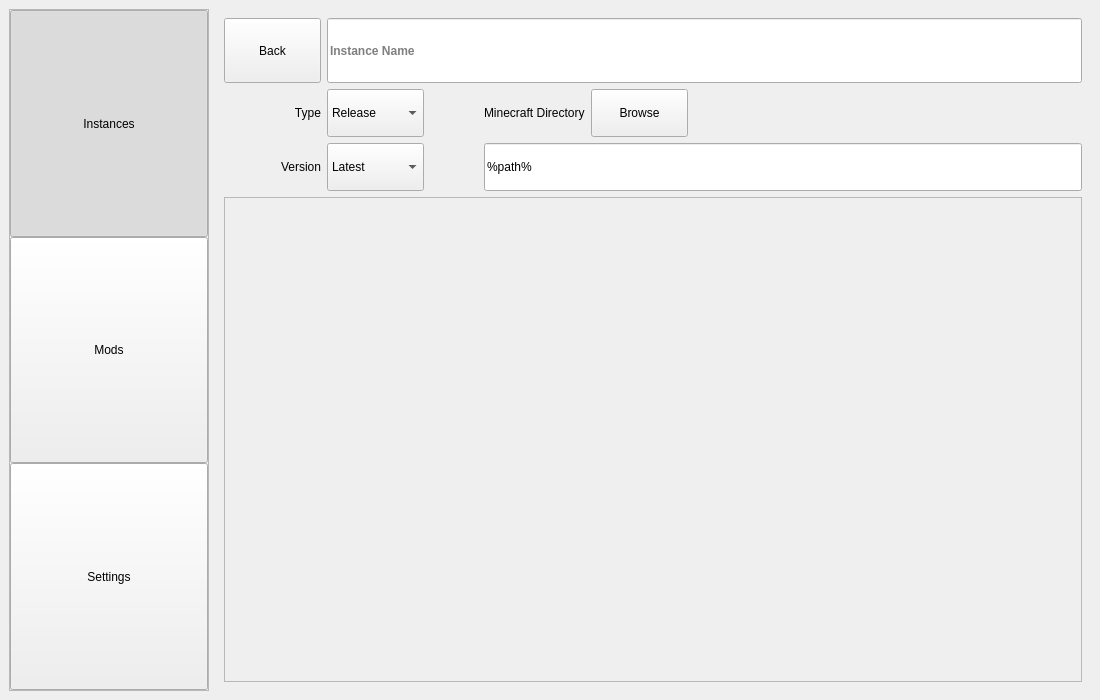
shueppin/PackedMC, file interface/interface.ui: the form before one commit.
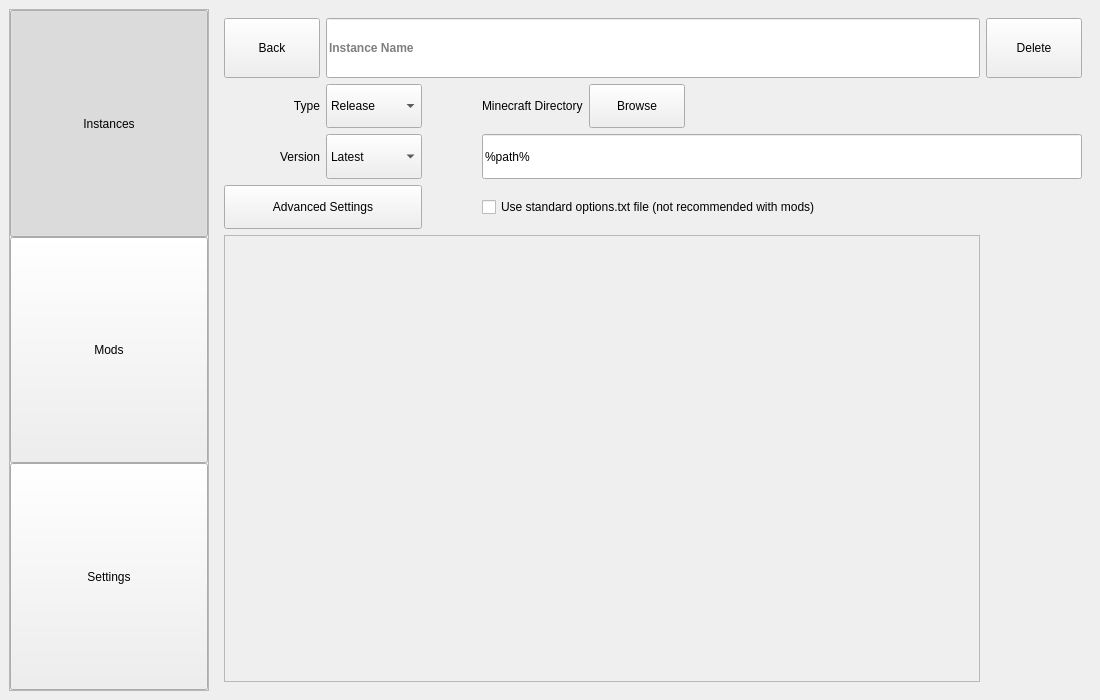
The form after the commit.

Commit message: Added instance creation and display and changed page showing logic + small bugfixes

Patch:
```diff
--- a/interface/interface.ui
+++ b/interface/interface.ui
@@ -165,8 +165,8 @@
        </widget>
       </widget>
       <widget class="QWidget" name="INSTANCE_EDIT_PAGE">
-       <layout class="QGridLayout" name="gridLayout" rowstretch="4,3,3,30" columnstretch="2,2,1,2,2,8">
-        <item row="3" column="0" colspan="6">
+       <layout class="QGridLayout" name="gridLayout" rowstretch="4,3,3,3,30" columnstretch="2,2,1,2,2,6,2" rowminimumheight="0,0,0,0,0">
+        <item row="4" column="0" colspan="6">
          <widget class="QFrame" name="INSTANCE_MODS_PLACEHOLDER">
           <property name="frameShape">
            <enum>QFrame::StyledPanel</enum>
@@ -176,154 +176,6 @@
           </property>
          </widget>
         </item>
-        <item row="2" column="0">
-         <widget class="QLabel" name="label_7">
-          <property name="text">
-           <string>Version</string>
-          </property>
-          <property name="alignment">
-           <set>Qt::AlignRight|Qt::AlignTrailing|Qt::AlignVCenter</set>
-          </property>
-         </widget>
-        </item>
-        <item row="1" column="0">
-         <widget class="QLabel" name="label_2">
-          <property name="text">
-           <string>Type</string>
-          </property>
-          <property name="alignment">
-           <set>Qt::AlignRight|Qt::AlignTrailing|Qt::AlignVCenter</set>
-          </property>
-         </widget>
-        </item>
-        <item row="1" column="5">
-         <spacer name="horizontalSpacer">
-          <property name="orientation">
-           <enum>Qt::Horizontal</enum>
-          </property>
-          <property name="sizeHint" stdset="0">
-           <size>
-            <width>40</width>
-            <height>20</height>
-           </size>
-          </property>
-         </spacer>
-        </item>
-        <item row="0" column="0">
-         <widget class="QPushButton" name="BACK_BUTTON">
-          <property name="sizePolicy">
-           <sizepolicy hsizetype="Preferred" vsizetype="Ignored">
-            <horstretch>0</horstretch>
-            <verstretch>0</verstretch>
-           </sizepolicy>
-          </property>
-          <property name="cursor">
-           <cursorShape>PointingHandCursor</cursorShape>
-          </property>
-          <property name="focusPolicy">
-           <enum>Qt::NoFocus</enum>
-          </property>
-          <property name="text">
-           <string>Back</string>
-          </property>
-         </widget>
-        </item>
-        <item row="1" column="4">
-         <widget class="QPushButton" name="BROWSE_MINECRAFT_PATH">
-          <property name="sizePolicy">
-           <sizepolicy hsizetype="Preferred" vsizetype="Preferred">
-            <horstretch>0</horstretch>
-            <verstretch>0</verstretch>
-           </sizepolicy>
-          </property>
-          <property name="cursor">
-           <cursorShape>PointingHandCursor</cursorShape>
-          </property>
-          <property name="focusPolicy">
-           <enum>Qt::NoFocus</enum>
-          </property>
-          <property name="text">
-           <string>Browse</string>
-          </property>
-         </widget>
-        </item>
-        <item row="2" column="1">
-         <widget class="QComboBox" name="VERSION_SELECTION">
-          <property name="sizePolicy">
-           <sizepolicy hsizetype="Preferred" vsizetype="Preferred">
-            <horstretch>0</horstretch>
-            <verstretch>0</verstretch>
-           </sizepolicy>
-          </property>
-          <property name="cursor">
-           <cursorShape>PointingHandCursor</cursorShape>
-          </property>
-          <property name="focusPolicy">
-           <enum>Qt::NoFocus</enum>
-          </property>
-          <item>
-           <property name="text">
-            <string>Latest</string>
-           </property>
-          </item>
-          <item>
-           <property name="text">
-            <string>1.xx.xx</string>
-           </property>
-          </item>
-         </widget>
-        </item>
-        <item row="1" column="3">
-         <widget class="QLabel" name="label_8">
-          <property name="text">
-           <string>Minecraft Directory</string>
-          </property>
-          <property name="alignment">
-           <set>Qt::AlignLeading|Qt::AlignLeft|Qt::AlignVCenter</set>
-          </property>
-         </widget>
-        </item>
-        <item row="1" column="1">
-         <widget class="QComboBox" name="INSTANCE_TYPE_SELECTION">
-          <property name="sizePolicy">
-           <sizepolicy hsizetype="Preferred" vsizetype="Preferred">
-            <horstretch>0</horstretch>
-            <verstretch>0</verstretch>
-           </sizepolicy>
-          </property>
-          <property name="cursor">
-           <cursorShape>PointingHandCursor</cursorShape>
-          </property>
-          <property name="focusPolicy">
-           <enum>Qt::NoFocus</enum>
-          </property>
-          <item>
-           <property name="text">
-            <string>Release</string>
-           </property>
-          </item>
-          <item>
-           <property name="text">
-            <string>Fabric</string>
-           </property>
-          </item>
-          <item>
-           <property name="text">
-            <string>Snapshot</string>
-           </property>
-          </item>
-          <item>
-           <property name="text">
-            <string>Forge</string>
-           </property>
-          </item>
-          <item>
-           <property name="text">
-            <string>Other</string>
-           </property>
-          </item>
-         </widget>
-        </item>
         <item row="1" column="2">
          <spacer name="horizontalSpacer_2">
           <property name="orientation">
@@ -364,7 +216,190 @@
           </property>
          </widget>
         </item>
-        <item row="2" column="3" colspan="3">
+        <item row="2" column="1">
+         <widget class="QComboBox" name="VERSION_SELECTION">
+          <property name="sizePolicy">
+           <sizepolicy hsizetype="Preferred" vsizetype="Preferred">
+            <horstretch>0</horstretch>
+            <verstretch>0</verstretch>
+           </sizepolicy>
+          </property>
+          <property name="cursor">
+           <cursorShape>PointingHandCursor</cursorShape>
+          </property>
+          <property name="focusPolicy">
+           <enum>Qt::NoFocus</enum>
+          </property>
+          <item>
+           <property name="text">
+            <string>Latest</string>
+           </property>
+          </item>
+          <item>
+           <property name="text">
+            <string>1.xx.xx</string>
+           </property>
+          </item>
+         </widget>
+        </item>
+        <item row="0" column="0">
+         <widget class="QPushButton" name="BACK_BUTTON">
+          <property name="sizePolicy">
+           <sizepolicy hsizetype="Preferred" vsizetype="Ignored">
+            <horstretch>0</horstretch>
+            <verstretch>0</verstretch>
+           </sizepolicy>
+          </property>
+          <property name="cursor">
+           <cursorShape>PointingHandCursor</cursorShape>
+          </property>
+          <property name="focusPolicy">
+           <enum>Qt::NoFocus</enum>
+          </property>
+          <property name="text">
+           <string>Back</string>
+          </property>
+         </widget>
+        </item>
+        <item row="1" column="0">
+         <widget class="QLabel" name="label_2">
+          <property name="text">
+           <string>Type</string>
+          </property>
+          <property name="alignment">
+           <set>Qt::AlignRight|Qt::AlignTrailing|Qt::AlignVCenter</set>
+          </property>
+         </widget>
+        </item>
+        <item row="3" column="0" colspan="2">
+         <widget class="QPushButton" name="ADVANCED_SETTINGS_BUTTON">
+          <property name="sizePolicy">
+           <sizepolicy hsizetype="Preferred" vsizetype="Preferred">
+            <horstretch>0</horstretch>
+            <verstretch>0</verstretch>
+           </sizepolicy>
+          </property>
+          <property name="focusPolicy">
+           <enum>Qt::NoFocus</enum>
+          </property>
+          <property name="text">
+           <string>Advanced Settings</string>
+          </property>
+         </widget>
+        </item>
+        <item row="1" column="3">
+         <widget class="QLabel" name="label_8">
+          <property name="text">
+           <string>Minecraft Directory</string>
+          </property>
+          <property name="alignment">
+           <set>Qt::AlignLeading|Qt::AlignLeft|Qt::AlignVCenter</set>
+          </property>
+         </widget>
+        </item>
+        <item row="1" column="4">
+         <widget class="QPushButton" name="BROWSE_MINECRAFT_PATH_BUTTON">
+          <property name="sizePolicy">
+           <sizepolicy hsizetype="Preferred" vsizetype="Preferred">
+            <horstretch>0</horstretch>
+            <verstretch>0</verstretch>
+           </sizepolicy>
+          </property>
+          <property name="cursor">
+           <cursorShape>PointingHandCursor</cursorShape>
+          </property>
+          <property name="focusPolicy">
+           <enum>Qt::NoFocus</enum>
+          </property>
+          <property name="text">
+           <string>Browse</string>
+          </property>
+         </widget>
+        </item>
+        <item row="2" column="0">
+         <widget class="QLabel" name="label_7">
+          <property name="text">
+           <string>Version</string>
+          </property>
+          <property name="alignment">
+           <set>Qt::AlignRight|Qt::AlignTrailing|Qt::AlignVCenter</set>
+          </property>
+         </widget>
+        </item>
+        <item row="1" column="1">
+         <widget class="QComboBox" name="INSTANCE_TYPE_SELECTION">
+          <property name="sizePolicy">
+           <sizepolicy hsizetype="Preferred" vsizetype="Preferred">
+            <horstretch>0</horstretch>
+            <verstretch>0</verstretch>
+           </sizepolicy>
+          </property>
+          <property name="cursor">
+           <cursorShape>PointingHandCursor</cursorShape>
+          </property>
+          <property name="focusPolicy">
+           <enum>Qt::NoFocus</enum>
+          </property>
+          <item>
+           <property name="text">
+            <string>Release</string>
+           </property>
+          </item>
+          <item>
+           <property name="text">
+            <string>Fabric</string>
+           </property>
+          </item>
+          <item>
+           <property name="text">
+            <string>Snapshot</string>
+           </property>
+          </item>
+          <item>
+           <property name="text">
+            <string>Forge</string>
+           </property>
+          </item>
+          <item>
+           <property name="text">
+            <string>Other</string>
+           </property>
+          </item>
+         </widget>
+        </item>
+        <item row="0" column="6">
+         <widget class="QPushButton" name="DELETE_INSTANCE_BUTTON">
+          <property name="sizePolicy">
+           <sizepolicy hsizetype="Preferred" vsizetype="Preferred">
+            <horstretch>0</horstretch>
+            <verstretch>0</verstretch>
+           </sizepolicy>
+          </property>
+          <property name="focusPolicy">
+           <enum>Qt::NoFocus</enum>
+          </property>
+          <property name="text">
+           <string>Delete</string>
+          </property>
+         </widget>
+        </item>
+        <item row="1" column="5" colspan="2">
+         <spacer name="horizontalSpacer">
+          <property name="orientation">
+           <enum>Qt::Horizontal</enum>
+          </property>
+          <property name="sizeType">
+           <enum>QSizePolicy::Expanding</enum>
+          </property>
+          <property name="sizeHint" stdset="0">
+           <size>
+            <width>40</width>
+            <height>20</height>
+           </size>
+          </property>
+         </spacer>
+        </item>
+        <item row="2" column="3" colspan="4">
          <widget class="QLineEdit" name="MINECRAFT_DIRECTORY_PATH">
           <property name="sizePolicy">
            <sizepolicy hsizetype="Preferred" vsizetype="Preferred">
@@ -383,6 +418,22 @@
           </property>
          </widget>
         </item>
+        <item row="3" column="3" colspan="4">
+         <widget class="QCheckBox" name="USE_STANDARD_OPTIONS">
+          <property name="sizePolicy">
+           <sizepolicy hsizetype="Preferred" vsizetype="Preferred">
+            <horstretch>0</horstretch>
+            <verstretch>0</verstretch>
+           </sizepolicy>
+          </property>
+          <property name="focusPolicy">
+           <enum>Qt::NoFocus</enum>
+          </property>
+          <property name="text">
+           <string>Use standard options.txt file (not recommended with mods)</string>
+          </property>
+         </widget>
+        </item>
        </layout>
       </widget>
       <widget class="QWidget" name="MODS_PAGE_PLACEHOLDER">
```
The commit also changes 5 other files.
